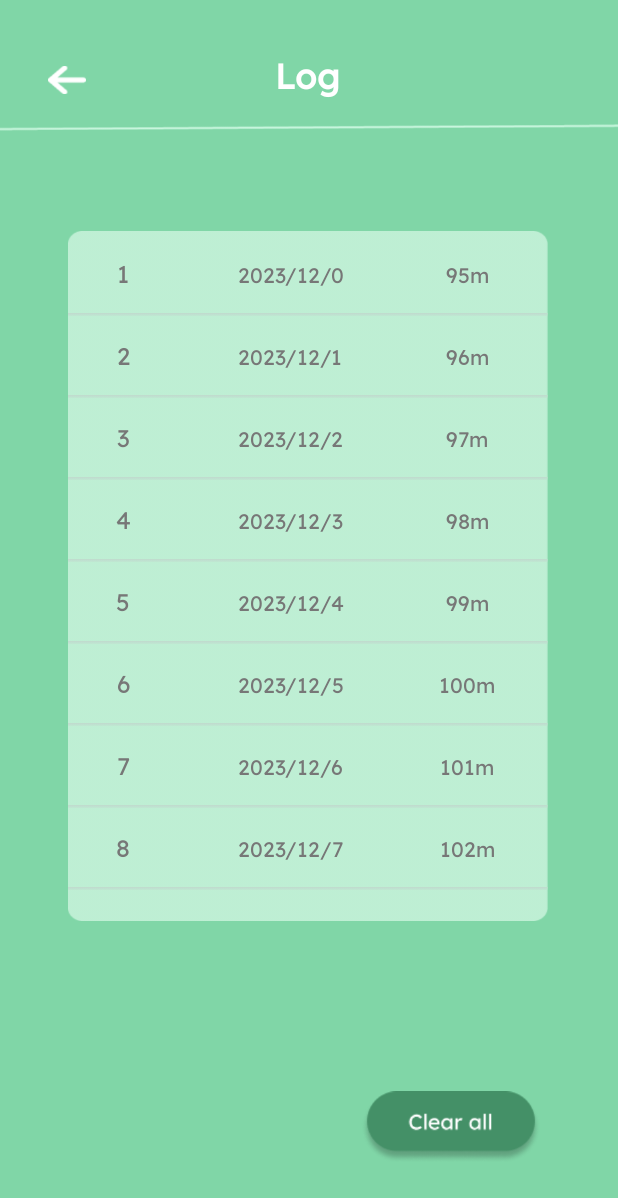
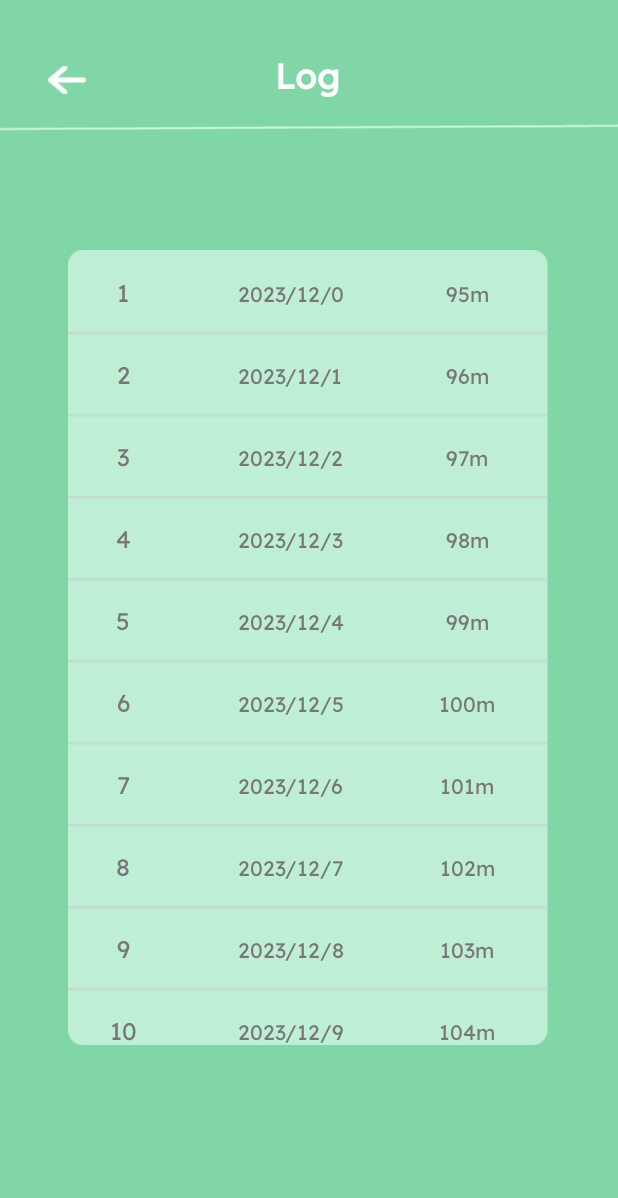
Before and after one commit to suh0/Tree, an Android app: the LogActivity screen opened directly, with no data from a screen before it, on a phone screen of 412 x 824 dp. Shown: the top 1198 px of the screen. Run offline under Robolectric (Android 15) with nearby library versions, the phone set to English and light mode, and no system bars.

Commit message:
clear all 버튼 삭제

```diff
--- a/app/src/main/java/com/example/tree/LogActivity.java
+++ b/app/src/main/java/com/example/tree/LogActivity.java
@@ -15,7 +15,7 @@ import java.util.ArrayList;
 
 public class LogActivity extends AppCompatActivity {
 
-    private ImageView btn_back, btn_clear;
+    private ImageView btn_back;
     private RecyclerView recycle_log;
 
     ArrayList<ItemLog> itemList=new ArrayList<>();
@@ -26,7 +26,6 @@ public class LogActivity extends AppCompatActivity {
         setContentView(R.layout.activity_log);
 
         btn_back=findViewById(R.id.btn_back);
-        btn_clear=findViewById(R.id.btn_clear);
         recycle_log=findViewById(R.id.recycle_log);
 
         Animation animButtonEffect= AnimationUtils.loadAnimation(this, R.anim.anim_btn_effect);
@@ -49,12 +48,5 @@ public class LogActivity extends AppCompatActivity {
             }
         });
 
-        btn_clear.setOnClickListener(new View.OnClickListener() {
-            @Override
-            public void onClick(View view) {
-                btn_clear.startAnimation(animButtonEffect);
-                // 데이터 삭제 코드
-            }
-        });
     }
 }
--- a/app/src/main/res/layout/activity_log.xml
+++ b/app/src/main/res/layout/activity_log.xml
@@ -49,7 +49,7 @@
     <androidx.recyclerview.widget.RecyclerView
         android:id="@+id/recycle_log"
         android:layout_width="320dp"
-        android:layout_height="460dp"
+        android:layout_height="530dp"
         android:background="@drawable/area_log"
         android:paddingTop="15dp"
         app:layout_constraintBottom_toBottomOf="parent"
@@ -57,18 +57,6 @@
         app:layout_constraintHorizontal_bias="0.494"
         app:layout_constraintStart_toStartOf="parent"
         app:layout_constraintTop_toBottomOf="@+id/line_top"
-        app:layout_constraintVertical_bias="0.24" />
-
-    <ImageView
-        android:id="@+id/btn_clear"
-        android:layout_width="120dp"
-        android:layout_height="50dp"
-        android:src="@drawable/btn_clear"
-        app:layout_constraintBottom_toBottomOf="parent"
-        app:layout_constraintEnd_toEndOf="parent"
-        app:layout_constraintHorizontal_bias="0.824"
-        app:layout_constraintStart_toStartOf="parent"
-        app:layout_constraintTop_toTopOf="parent"
-        app:layout_constraintVertical_bias="0.939" />
+        app:layout_constraintVertical_bias="0.382" />
 
 </androidx.constraintlayout.widget.ConstraintLayout>
```
